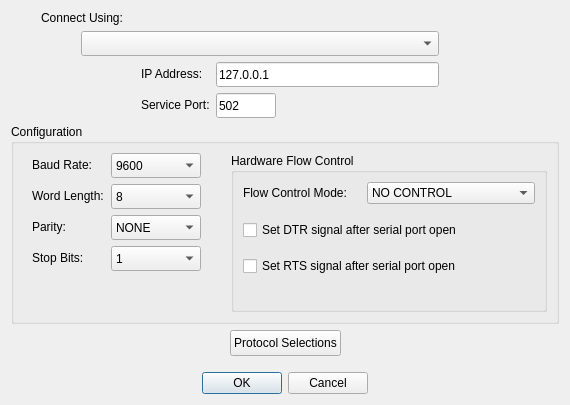
sanny32/OpenModScan, file modscan64/dialogconnectiondetails.ui: the form before one commit.
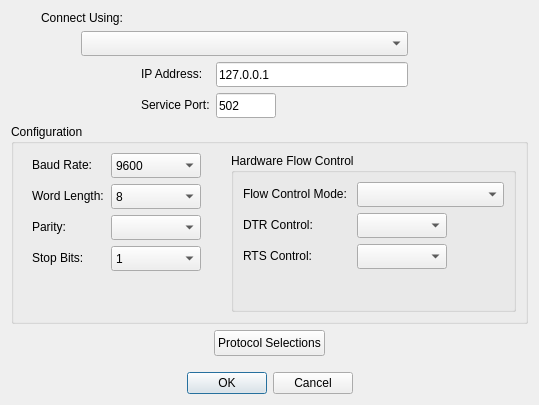
The form after the commit. Custom widgets are drawn as their Qt base class.

Commit message: Developing modbus rtu flow control

```diff
--- a/modscan64/dialogconnectiondetails.ui
+++ b/modscan64/dialogconnectiondetails.ui
@@ -301,23 +301,8 @@
            </size>
           </property>
           <property name="currentIndex">
-           <number>2</number>
+           <number>-1</number>
           </property>
-          <item>
-           <property name="text">
-            <string>ODD</string>
-           </property>
-          </item>
-          <item>
-           <property name="text">
-            <string>EVEN</string>
-           </property>
-          </item>
-          <item>
-           <property name="text">
-            <string>NONE</string>
-           </property>
-          </item>
          </widget>
         </item>
         <item row="3" column="0">
@@ -360,58 +345,54 @@
         <property name="title">
          <string>Hardware Flow Control</string>
         </property>
-        <layout class="QVBoxLayout" name="verticalLayout_2">
-         <property name="spacing">
-          <number>16</number>
-         </property>
-         <item>
-          <layout class="QFormLayout" name="formLayout_3">
-           <item row="0" column="1">
-            <widget class="QComboBox" name="comboBoxFlowControl">
-             <property name="currentIndex">
-              <number>0</number>
-             </property>
-             <item>
-              <property name="text">
-               <string>NO CONTROL</string>
-              </property>
-             </item>
-             <item>
-              <property name="text">
-               <string>HARDWARE (RTS/CTS)</string>
-              </property>
-             </item>
-             <item>
-              <property name="text">
-               <string>SOFTWARE (XON/XOFF)</string>
-              </property>
-             </item>
-            </widget>
-           </item>
-           <item row="0" column="0">
-            <widget class="QLabel" name="labelFlowControl">
-             <property name="text">
-              <string>Flow Control Mode: </string>
-             </property>
-            </widget>
-           </item>
-          </layout>
-         </item>
-         <item>
-          <widget class="QCheckBox" name="checkBoxDTR">
+        <layout class="QFormLayout" name="formLayout_3">
+         <item row="3" column="0">
+          <widget class="QLabel" name="labelDTRControl">
            <property name="text">
-            <string>Set DTR signal after serial port open</string>
+            <string>DTR Control: </string>
            </property>
           </widget>
          </item>
-         <item>
-          <widget class="QCheckBox" name="checkBoxRTS">
+         <item row="3" column="1">
+          <widget class="BooleanComboBox" name="comboBoxDTRControl">
+           <property name="sizePolicy">
+            <sizepolicy hsizetype="Fixed" vsizetype="Fixed">
+             <horstretch>0</horstretch>
+             <verstretch>0</verstretch>
+            </sizepolicy>
+           </property>
+           <property name="minimumSize">
+            <size>
+             <width>90</width>
+             <height>25</height>
+            </size>
+           </property>
+          </widget>
+         </item>
+         <item row="5" column="0">
+          <widget class="QLabel" name="labelRTSControl">
            <property name="text">
-            <string>Set RTS signal after serial port open</string>
+            <string>RTS Control: </string>
            </property>
           </widget>
          </item>
-         <item>
+         <item row="5" column="1">
+          <widget class="BooleanComboBox" name="comboBoxRTSControl">
+           <property name="sizePolicy">
+            <sizepolicy hsizetype="Fixed" vsizetype="Fixed">
+             <horstretch>0</horstretch>
+             <verstretch>0</verstretch>
+            </sizepolicy>
+           </property>
+           <property name="minimumSize">
+            <size>
+             <width>90</width>
+             <height>25</height>
+            </size>
+           </property>
+          </widget>
+         </item>
+         <item row="7" column="0" colspan="2">
           <spacer name="verticalSpacer_2">
            <property name="orientation">
             <enum>Qt::Vertical</enum>
@@ -424,6 +405,26 @@
            </property>
           </spacer>
          </item>
+         <item row="0" column="0">
+          <widget class="QLabel" name="labelFlowControl">
+           <property name="text">
+            <string>Flow Control Mode: </string>
+           </property>
+          </widget>
+         </item>
+         <item row="0" column="1">
+          <widget class="FlowControlTypeComboBox" name="comboBoxFlowControl">
+           <property name="minimumSize">
+            <size>
+             <width>0</width>
+             <height>25</height>
+            </size>
+           </property>
+           <property name="currentIndex">
+            <number>-1</number>
+           </property>
+          </widget>
+         </item>
         </layout>
        </widget>
       </item>
@@ -520,6 +521,21 @@
    <extends>QComboBox</extends>
    <header>connectioncombobox.h</header>
   </customwidget>
+  <customwidget>
+   <class>ParityTypeComboBox</class>
+   <extends>QComboBox</extends>
+   <header>paritytypecombobox.h</header>
+  </customwidget>
+  <customwidget>
+   <class>FlowControlTypeComboBox</class>
+   <extends>QComboBox</extends>
+   <header>flowcontroltypecombobox.h</header>
+  </customwidget>
+  <customwidget>
+   <class>BooleanComboBox</class>
+   <extends>QComboBox</extends>
+   <header>booleancombobox.h</header>
+  </customwidget>
  </customwidgets>
  <resources/>
  <connections>
```
Left out of the diff: 2 changed lines with no effect on the pictures. The commit also changes 9 other files.
